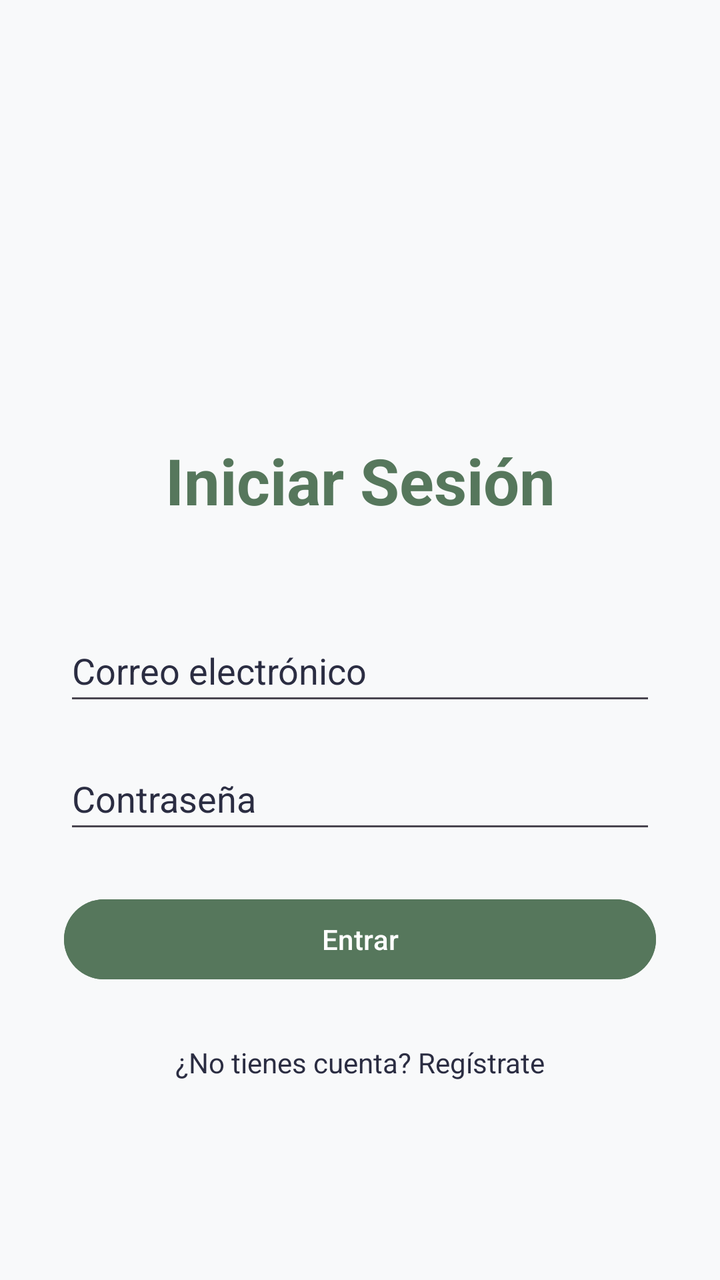
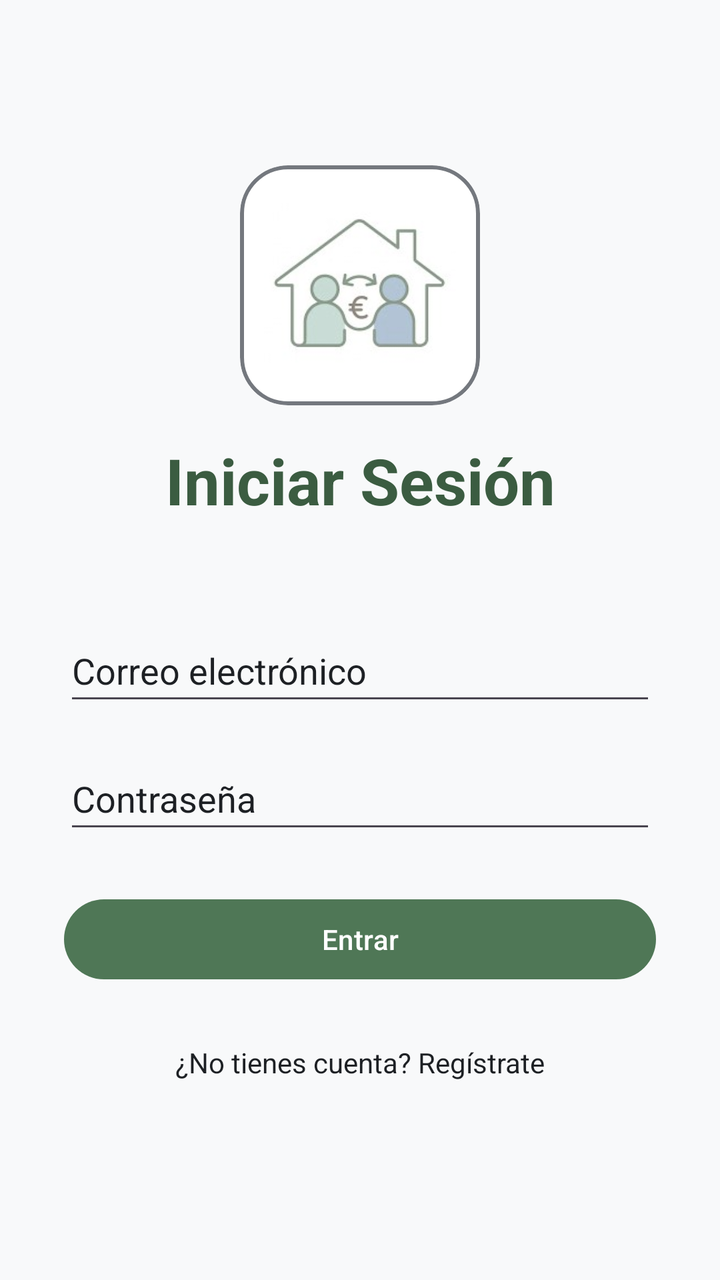

An Android layout rendered at two revisions. The XML below is the earlier revision; the diff shows what the commit changed to produce the second picture.
<!-- AndroidManifest.xml: application theme Theme.FlatmateHub -->
<!-- res/layout/fragment_login.xml -->
<?xml version="1.0" encoding="utf-8"?>
<androidx.constraintlayout.widget.ConstraintLayout
    xmlns:android="http://schemas.android.com/apk/res/android"
    xmlns:app="http://schemas.android.com/apk/res-auto"
    xmlns:tools="http://schemas.android.com/tools"
    android:layout_width="match_parent"
    android:layout_height="match_parent"
    android:padding="32dp">

    <ImageView
        android:id="@+id/iv_logo_login"
        android:layout_width="120dp"
        android:layout_height="120dp"
        android:src="@mipmap/logo_flatmate"
        android:contentDescription="@string/logo_desc"
        android:layout_marginBottom="16dp"
        app:layout_constraintVertical_chainStyle="packed"
        app:layout_constraintTop_toTopOf="parent"
        app:layout_constraintBottom_toTopOf="@+id/tv_title_login"
        app:layout_constraintStart_toStartOf="parent"
        app:layout_constraintEnd_toEndOf="parent"
        tools:ignore="ImageContrastCheck" />

    <TextView
        android:id="@+id/tv_title_login"
        android:layout_width="wrap_content"
        android:layout_height="wrap_content"
        android:text="@string/login_title"
        android:textSize="32sp"
        android:textColor="@color/primary_dark"
        android:textStyle="bold"
        android:layout_marginBottom="32dp"
        app:layout_constraintTop_toBottomOf="@+id/iv_logo_login"
        app:layout_constraintBottom_toTopOf="@id/et_email"
        app:layout_constraintStart_toStartOf="parent"
        app:layout_constraintEnd_toEndOf="parent"/>

    <EditText
        android:id="@+id/et_email"
        android:layout_width="0dp"
        android:layout_height="48dp"
        android:hint="@string/email_hint"
        android:inputType="textEmailAddress"
        android:autofillHints="emailAddress"
        android:textColorHint="@color/text_primary"
        android:textColor="@color/text_primary"
        android:layout_marginTop="16dp"
        app:layout_constraintWidth_max="400dp"
        app:layout_constraintTop_toBottomOf="@id/tv_title_login"
        app:layout_constraintBottom_toTopOf="@+id/et_password"
        app:layout_constraintStart_toStartOf="parent"
        app:layout_constraintEnd_toEndOf="parent"
        tools:ignore="TextContrastCheck" />

    <EditText
        android:id="@+id/et_password"
        android:layout_width="0dp"
        android:layout_height="48dp"
        android:hint="@string/password_hint"
        android:inputType="textPassword"
        android:autofillHints="password"
        android:textColorHint="@color/text_primary"
        android:textColor="@color/text_primary"
        android:layout_marginTop="16dp"
        app:layout_constraintWidth_max="400dp"
        app:layout_constraintTop_toBottomOf="@id/et_email"
        app:layout_constraintBottom_toTopOf="@+id/btn_login"
        app:layout_constraintStart_toStartOf="parent"
        app:layout_constraintEnd_toEndOf="parent"
        tools:ignore="TextContrastCheck" />

    <Button
        android:id="@+id/btn_login"
        android:layout_width="0dp"
        android:layout_height="wrap_content"
        android:minHeight="48dp"
        app:cornerRadius="50dp"
        android:text="@string/btn_login"
        android:textColor="@color/card_background"
        android:backgroundTint="@color/primary_dark"
        android:layout_marginTop="24dp"
        app:layout_constraintWidth_max="400dp"
        app:layout_constraintTop_toBottomOf="@id/et_password"
        app:layout_constraintBottom_toTopOf="@+id/tv_go_register"
        app:layout_constraintStart_toStartOf="parent"
        app:layout_constraintEnd_toEndOf="parent"
        tools:ignore="VisualLintButtonSize" />

    <TextView
        android:id="@+id/tv_go_register"
        android:layout_width="wrap_content"
        android:layout_height="wrap_content"
        android:text="@string/btn_go_register"
        android:textColor="@color/text_primary"
        android:layout_marginTop="16dp"
        android:padding="12dp"
        android:minHeight="48dp"
        app:layout_constraintTop_toBottomOf="@id/btn_login"
        app:layout_constraintBottom_toBottomOf="parent"
        app:layout_constraintStart_toStartOf="parent"
        app:layout_constraintEnd_toEndOf="parent"/>
</androidx.constraintlayout.widget.ConstraintLayout>
<!-- resources referenced by this layout -->
<resources>
  <color name="card_background">#FFFFFF</color>
  <color name="primary_dark">#56775C</color>
  <color name="text_primary">#2B2D42</color>
  <!-- mipmap logo_flatmate: jpeg bitmap (drawable, 5671 bytes) -->
  <string name="btn_go_register">¿No tienes cuenta? Regístrate</string>
  <string name="btn_login">Entrar</string>
  <string name="email_hint">Correo electrónico</string>
  <string name="login_title">Iniciar Sesión</string>
  <string name="logo_desc">Logotipo de Flatmate Hub mostrando una casa con dos personas y un símbolo de euro</string>
  <string name="password_hint">Contraseña</string>
  <style name="Theme.FlatmateHub" parent="Theme.Material3.DayNight.NoActionBar">
          <item name="colorPrimary">@color/primary</item>
          <item name="colorPrimaryVariant">@color/primary_dark</item>
          <item name="colorOnPrimary">@color/card_background</item>
          <item name="colorSecondary">@color/secondary</item>
          <item name="android:windowBackground">@color/app_background</item>
      </style>
  <color name="primary">#729B79</color>
  <color name="secondary">#6C8EAD</color>
  <color name="app_background">#F8F9FA</color>
</resources>

<!-- the commit's change to res/layout/fragment_login.xml (unified diff, before → after) -->
@@ -7,19 +7,32 @@
     android:layout_height="match_parent"
     android:padding="32dp">
 
-    <ImageView
-        android:id="@+id/iv_logo_login"
+    <com.google.android.material.card.MaterialCardView
+        android:id="@+id/card_logo_login"
         android:layout_width="120dp"
         android:layout_height="120dp"
-        android:src="@mipmap/logo_flatmate"
-        android:contentDescription="@string/logo_desc"
         android:layout_marginBottom="16dp"
+        app:cardCornerRadius="24dp"
+        app:cardElevation="0dp"
+        app:cardBackgroundColor="#FFFFFF"
+        app:strokeWidth="2dp"
+        app:strokeColor="?attr/colorOutline"
         app:layout_constraintVertical_chainStyle="packed"
         app:layout_constraintTop_toTopOf="parent"
         app:layout_constraintBottom_toTopOf="@+id/tv_title_login"
         app:layout_constraintStart_toStartOf="parent"
-        app:layout_constraintEnd_toEndOf="parent"
-        tools:ignore="ImageContrastCheck" />
+        app:layout_constraintEnd_toEndOf="parent">
+
+        <ImageView
+            android:id="@+id/iv_logo_login"
+            android:layout_width="match_parent"
+            android:layout_height="match_parent"
+            android:padding="12dp"
+            android:scaleType="fitCenter"
+            android:src="@drawable/logo_flatmate"
+            android:importantForAccessibility="no" />
+
+    </com.google.android.material.card.MaterialCardView>
 
     <TextView
         android:id="@+id/tv_title_login"
@@ -30,8 +43,8 @@
         android:textColor="@color/primary_dark"
         android:textStyle="bold"
         android:layout_marginBottom="32dp"
-        app:layout_constraintTop_toBottomOf="@+id/iv_logo_login"
-        app:layout_constraintBottom_toTopOf="@id/et_email"
+        app:layout_constraintTop_toBottomOf="@+id/card_logo_login"
+        app:layout_constraintBottom_toTopOf="@+id/et_email"
         app:layout_constraintStart_toStartOf="parent"
         app:layout_constraintEnd_toEndOf="parent"/>
 
@@ -50,7 +63,7 @@
         app:layout_constraintBottom_toTopOf="@+id/et_password"
         app:layout_constraintStart_toStartOf="parent"
         app:layout_constraintEnd_toEndOf="parent"
-        tools:ignore="TextContrastCheck" />
+        />
 
     <EditText
         android:id="@+id/et_password"
@@ -67,24 +80,20 @@
         app:layout_constraintBottom_toTopOf="@+id/btn_login"
         app:layout_constraintStart_toStartOf="parent"
         app:layout_constraintEnd_toEndOf="parent"
-        tools:ignore="TextContrastCheck" />
+        />
 
-    <Button
+    <com.google.android.material.button.MaterialButton
         android:id="@+id/btn_login"
         android:layout_width="0dp"
         android:layout_height="wrap_content"
         android:minHeight="48dp"
-        app:cornerRadius="50dp"
+        android:layout_marginTop="24dp"
         android:text="@string/btn_login"
-        android:textColor="@color/card_background"
-        android:backgroundTint="@color/primary_dark"
-        android:layout_marginTop="24dp"
-        app:layout_constraintWidth_max="400dp"
+        app:layout_constraintWidth_max="320dp"
         app:layout_constraintTop_toBottomOf="@id/et_password"
         app:layout_constraintBottom_toTopOf="@+id/tv_go_register"
         app:layout_constraintStart_toStartOf="parent"
-        app:layout_constraintEnd_toEndOf="parent"
-        tools:ignore="VisualLintButtonSize" />
+        app:layout_constraintEnd_toEndOf="parent" />
 
     <TextView
         android:id="@+id/tv_go_register"
<!-- resource entries referenced after the edit -->
@@ -1,24 +1,64 @@
 <!-- resources referenced by this layout -->
 <resources>
   <color name="card_background">#FFFFFF</color>
-  <color name="primary_dark">#56775C</color>
-  <color name="text_primary">#2B2D42</color>
-  <!-- mipmap logo_flatmate: jpeg bitmap (drawable, 5671 bytes) -->
+  <color name="outline">#74787E</color>
+  <color name="outline_variant">#C4C7CE</color>
+  <color name="error">#BA1A1A</color>
+  <color name="on_error">#FFFFFF</color>
+  <color name="error_container">#FFDAD6</color>
+  <color name="on_error_container">#410002</color>
+  <color name="primary_dark">#3B5C41</color>
+  <color name="text_primary">#1D2024</color>
+  <!-- drawable logo_flatmate: jpeg bitmap (drawable, 5671 bytes) -->
   <string name="btn_go_register">¿No tienes cuenta? Regístrate</string>
   <string name="btn_login">Entrar</string>
   <string name="email_hint">Correo electrónico</string>
   <string name="login_title">Iniciar Sesión</string>
-  <string name="logo_desc">Logotipo de Flatmate Hub mostrando una casa con dos personas y un símbolo de euro</string>
   <string name="password_hint">Contraseña</string>
   <style name="Theme.FlatmateHub" parent="Theme.Material3.DayNight.NoActionBar">
           <item name="colorPrimary">@color/primary</item>
-          <item name="colorPrimaryVariant">@color/primary_dark</item>
-          <item name="colorOnPrimary">@color/card_background</item>
+          <item name="colorOnPrimary">@color/on_primary</item>
+          <item name="colorPrimaryContainer">@color/primary_container</item>
+          <item name="colorOnPrimaryContainer">@color/on_primary_container</item>
+  
           <item name="colorSecondary">@color/secondary</item>
+          <item name="colorOnSecondary">@color/on_secondary</item>
+          <item name="colorSecondaryContainer">@color/secondary_container</item>
+          <item name="colorOnSecondaryContainer">@color/on_secondary_container</item>
+  
+          <item name="colorTertiary">@color/tertiary</item>
+          <item name="colorOnTertiary">@color/on_tertiary</item>
+          <item name="colorTertiaryContainer">@color/tertiary_container</item>
+          <item name="colorOnTertiaryContainer">@color/on_tertiary_container</item>
+  
           <item name="android:windowBackground">@color/app_background</item>
+          <item name="colorSurface">@color/app_background</item>
+          <item name="colorOnSurface">@color/text_primary</item>
+          <item name="colorSurfaceVariant">@color/surface_container_low</item>
+          <item name="colorOnSurfaceVariant">@color/text_secondary</item>
+          <item name="colorSurfaceContainerLow">@color/card_background</item>
+  
+          <item name="colorOutline">@color/outline</item>
+          <item name="colorOutlineVariant">@color/outline_variant</item>
+          <item name="colorError">@color/error</item>
+          <item name="colorOnError">@color/on_error</item>
+          <item name="colorErrorContainer">@color/error_container</item>
+          <item name="colorOnErrorContainer">@color/on_error_container</item>
       </style>
-  <color name="primary">#729B79</color>
-  <color name="secondary">#6C8EAD</color>
+  <color name="primary">#4F7756</color>
+  <color name="on_primary">#FFFFFF</color>
+  <color name="primary_container">#D1E8D3</color>
+  <color name="on_primary_container">#0D2011</color>
+  <color name="secondary">#4A6B8A</color>
+  <color name="on_secondary">#FFFFFF</color>
+  <color name="secondary_container">#D3E4F8</color>
+  <color name="on_secondary_container">#061D35</color>
+  <color name="tertiary">#8B6B15</color>
+  <color name="on_tertiary">#FFFFFF</color>
+  <color name="tertiary_container">#F9E2A2</color>
+  <color name="on_tertiary_container">#2A1F00</color>
   <color name="app_background">#F8F9FA</color>
+  <color name="surface_container_low">#F2F4F5</color>
+  <color name="text_secondary">#44484E</color>
 </resources>
 
